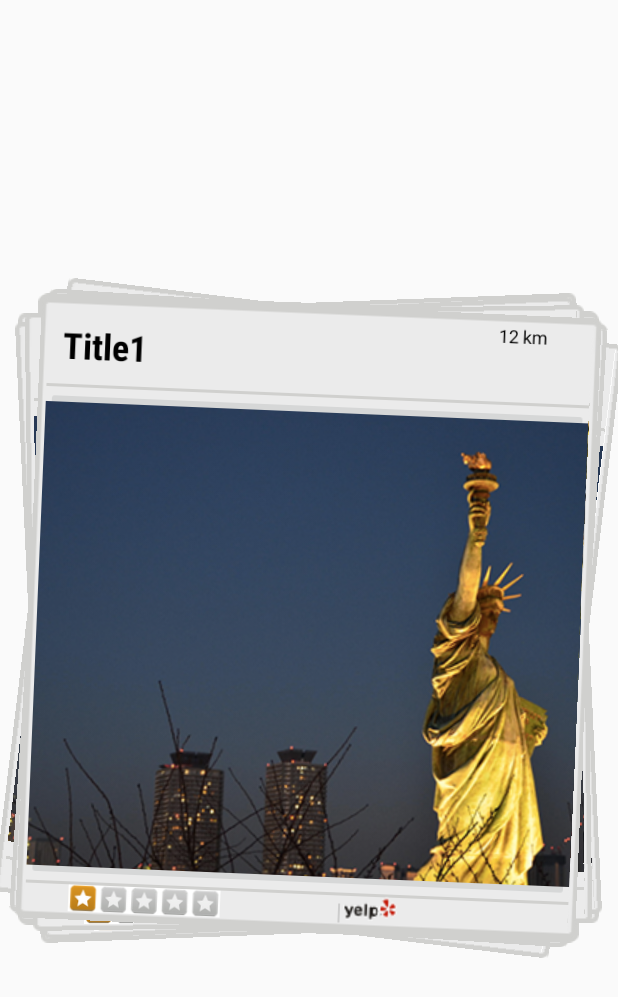
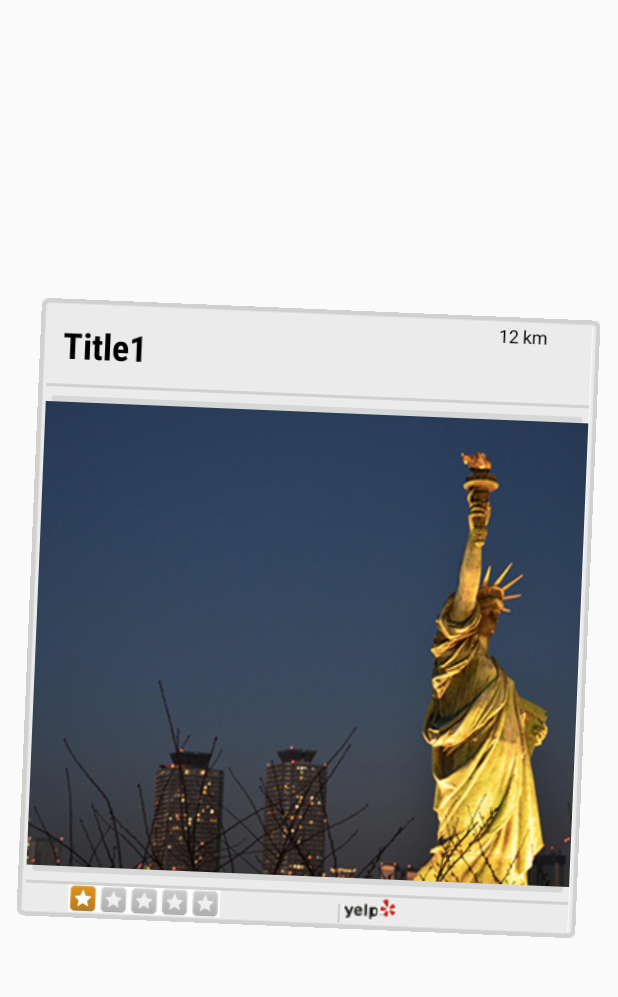
Before and after one commit to timmui/eatr, an Android app: the screen it shows after launch (MainActivity), on a phone screen of 412 x 824 dp. Shown: the top 997 px of the screen. Run offline under Robolectric (Android 15) with nearby library versions, the phone set to English and light mode, and no system bars.

Commit message:
Fixed card button layout, fixed main activity

```diff
--- a/Android/Eatr/AndTinder/src/main/java/com/andtinder/model/CardModel.java
+++ b/Android/Eatr/AndTinder/src/main/java/com/andtinder/model/CardModel.java
@@ -17,7 +17,6 @@
 
 package com.andtinder.model;
 
-import android.content.Intent;
 import android.graphics.Bitmap;
 import android.graphics.drawable.BitmapDrawable;
 import android.graphics.drawable.Drawable;
@@ -25,7 +24,7 @@ import android.graphics.drawable.Drawable;
 public class CardModel {
 
 	private String   title;
-	private String   description;
+	private String distance;
 	private Drawable cardImageDrawable;
 	private Drawable cardLikeImageDrawable;
 	private Drawable cardDislikeImageDrawable;
@@ -47,15 +46,15 @@ public class CardModel {
 		this(null, null, (Drawable)null);
 	}
 
-	public CardModel(String title, String description, Drawable cardImage) {
+	public CardModel(String title, String distance, Drawable cardImage) {
 		this.title = title;
-		this.description = description;
+		this.distance = distance;
 		this.cardImageDrawable = cardImage;
 	}
 
-	public CardModel(String title, String description, Bitmap cardImage) {
+	public CardModel(String title, String distance, Bitmap cardImage) {
 		this.title = title;
-		this.description = description;
+		this.distance = distance;
 		this.cardImageDrawable = new BitmapDrawable(null, cardImage);
 	}
 
@@ -67,12 +66,12 @@ public class CardModel {
 		this.title = title;
 	}
 
-	public String getDescription() {
-		return description;
+	public String getDistance() {
+		return distance;
 	}
 
-	public void setDescription(String description) {
-		this.description = description;
+	public void setDistance(String distance) {
+		this.distance = distance;
 	}
 
 	public Drawable getCardImageDrawable() {
@@ -99,11 +98,11 @@ public class CardModel {
 		this.cardDislikeImageDrawable = cardDislikeImageDrawable;
 	}
 
-    public void setOnCardDismissedListener( OnCardDismissedListener listener ) {
+    public void setOnCardDismissedListener( OnCardDismissedListener listener ) {//sets monocard
         this.mOnCardDismissedListener = listener;
     }
 
-    public OnCardDismissedListener getOnCardDismissedListener() {
+    public OnCardDismissedListener getOnCardDismissedListener() {//entry point of CardContainer
        return this.mOnCardDismissedListener;
     }
 
--- a/Android/Eatr/AndTinder/src/main/java/com/andtinder/view/CardContainer.java
+++ b/Android/Eatr/AndTinder/src/main/java/com/andtinder/view/CardContainer.java
@@ -425,7 +425,7 @@ public class CardContainer extends AdapterView<ListAdapter> {
     private class GestureListener extends SimpleOnGestureListener {
         @Override
         public boolean onFling(MotionEvent e1, MotionEvent e2, float velocityX, float velocityY) {
-            Log.d("Fling", "Fling with " + velocityX + ", " + velocityY);
+            Log.d("Fling", "Fling with " + velocityX + ", " + velocityY);//Swipes right have a positive X, left have a negative X
             final View topCard = mTopCard;
             float dx = e2.getX() - e1.getX();
             if (Math.abs(dx) > mTouchSlop &&
@@ -451,7 +451,7 @@ public class CardContainer extends AdapterView<ListAdapter> {
                 if(mTopCard != null)
                     mTopCard.setLayerType(LAYER_TYPE_HARDWARE, null);
 
-                if (cardModel.getOnCardDismissedListener() != null) {
+                if (cardModel.getOnCardDismissedListener() != null) {//determines if the listener is called
                     if ( targetX > 0 ) {
                         cardModel.getOnCardDismissedListener().onLike();
                     } else {
--- a/Android/Eatr/AndTinder/src/main/res/layout/std_card_inner.xml
+++ b/Android/Eatr/AndTinder/src/main/res/layout/std_card_inner.xml
@@ -54,7 +54,7 @@
     <ImageView
         android:id="@+id/stars"
         android:src="@drawable/onestar"
-        android:layout_width= "336px"
+        android:layout_width= "wrap_content"
         android:layout_height="wrap_content"
         android:layout_below="@id/divider_bottom"
         android:layout_toLeftOf="@+id/btn_sep_1"
--- a/Android/Eatr/app/src/main/java/nofluxgiven/science/eatr/MainActivity.java
+++ b/Android/Eatr/app/src/main/java/nofluxgiven/science/eatr/MainActivity.java
@@ -33,45 +33,17 @@ public class MainActivity extends Activity {
 
         SimpleCardStackAdapter adapter = new SimpleCardStackAdapter(this);
 
-        adapter.add(new CardModel("Title1", "Description goes here", r.getDrawable(R.drawable.picture1)));
-        adapter.add(new CardModel("Title2", "Description goes here", r.getDrawable(R.drawable.picture2)));
-        adapter.add(new CardModel("Title3", "Description goes here", r.getDrawable(R.drawable.picture3)));
-        adapter.add(new CardModel("Title4", "Description goes here", r.getDrawable(R.drawable.picture1)));
-        adapter.add(new CardModel("Title5", "Description goes here", r.getDrawable(R.drawable.picture2)));
-        adapter.add(new CardModel("Title6", "Description goes here", r.getDrawable(R.drawable.picture3)));
-        adapter.add(new CardModel("Title1", "Description goes here", r.getDrawable(R.drawable.picture1)));
-        adapter.add(new CardModel("Title2", "Description goes here", r.getDrawable(R.drawable.picture2)));
-        adapter.add(new CardModel("Title3", "Description goes here", r.getDrawable(R.drawable.picture3)));
-        adapter.add(new CardModel("Title4", "Description goes here", r.getDrawable(R.drawable.picture1)));
-        adapter.add(new CardModel("Title5", "Description goes here", r.getDrawable(R.drawable.picture2)));
-        adapter.add(new CardModel("Title6", "Description goes here", r.getDrawable(R.drawable.picture3)));
-        adapter.add(new CardModel("Title1", "Description goes here", r.getDrawable(R.drawable.picture1)));
-        adapter.add(new CardModel("Title2", "Description goes here", r.getDrawable(R.drawable.picture2)));
-        adapter.add(new CardModel("Title3", "Description goes here", r.getDrawable(R.drawable.picture3)));
-        adapter.add(new CardModel("Title4", "Description goes here", r.getDrawable(R.drawable.picture1)));
-        adapter.add(new CardModel("Title5", "Description goes here", r.getDrawable(R.drawable.picture2)));
-        adapter.add(new CardModel("Title6", "Description goes here", r.getDrawable(R.drawable.picture3)));
-        adapter.add(new CardModel("Title1", "Description goes here", r.getDrawable(R.drawable.picture1)));
-        adapter.add(new CardModel("Title2", "Description goes here", r.getDrawable(R.drawable.picture2)));
-        adapter.add(new CardModel("Title3", "Description goes here", r.getDrawable(R.drawable.picture3)));
-        adapter.add(new CardModel("Title4", "Description goes here", r.getDrawable(R.drawable.picture1)));
-        adapter.add(new CardModel("Title5", "Description goes here", r.getDrawable(R.drawable.picture2)));
-        adapter.add(new CardModel("Title6", "Description goes here", r.getDrawable(R.drawable.picture3)));
-        adapter.add(new CardModel("Title1", "Description goes here", r.getDrawable(R.drawable.picture1)));
-        adapter.add(new CardModel("Title2", "Description goes here", r.getDrawable(R.drawable.picture2)));
-        adapter.add(new CardModel("Title3", "Description goes here", r.getDrawable(R.drawable.picture3)));
-        adapter.add(new CardModel("Title4", "Description goes here", r.getDrawable(R.drawable.picture1)));
-        adapter.add(new CardModel("Title5", "Description goes here", r.getDrawable(R.drawable.picture2)));
 
         CardModel cardModel = new CardModel("Title1", "Description goes here", r.getDrawable(R.drawable.picture1));
-        cardModel.setOnClickListener(new CardModel.OnClickListener() {
+
+        cardModel.setOnClickListener(new CardModel.OnClickListener() {//pass in as an array
             @Override
             public void OnClickListener() {
-                Log.i("Swipeable Cards", "I am pressing the card");
+                Log.i( "Swipeable Cards", "I am pressing the card");
             }
         });
 
-        cardModel.setOnCardDismissedListener(new CardModel.OnCardDismissedListener() {
+        cardModel.setOnCardDismissedListener(new CardModel.OnCardDismissedListener() {//entry of MainActivity
             @Override
             public void onLike() {
                 Log.i("Swipeable Cards","I like the card");
@@ -87,4 +59,7 @@ public class MainActivity extends Activity {
 
         mCardContainer.setAdapter(adapter);
     }
+
+
+
 }
```
Also changed, not shown: 6 other files.
